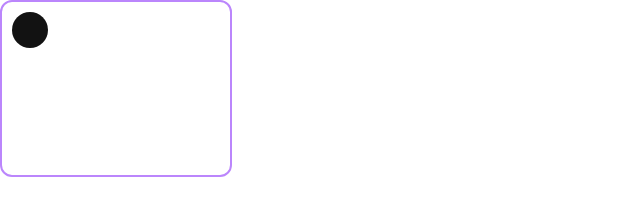
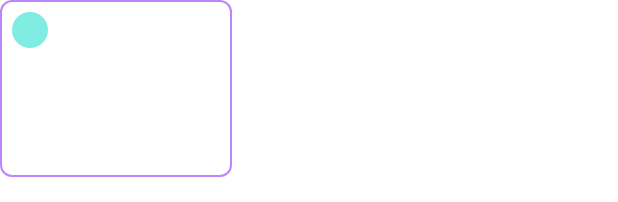
Before and after one commit to nightmarepwf/hackacton2021, an Android app built with Jetpack Compose: the @Preview function ItemEventPreview, on a phone screen of 412 x 824 dp. Shown: the top 202 px of the screen. Run offline under Robolectric (Android 15) with nearby library versions, the phone set to English and light mode, and no system bars.

Commit message:
ref AppCheckBox.kt

```diff
--- a/android/app/src/main/kotlin/com/qavan/app/compose/checkbox/AppCheckBox.kt
+++ b/android/app/src/main/kotlin/com/qavan/app/compose/checkbox/AppCheckBox.kt
@@ -19,6 +19,7 @@ import androidx.compose.ui.tooling.preview.Preview
 import androidx.compose.ui.unit.dp
 import com.qavan.app.R
 import com.qavan.app.compose.AppTheme
+import com.qavan.app.extensions.compose.alpha50
 import com.qavan.app.extensions.compose.disabled
 
 @Composable
@@ -27,8 +28,8 @@ fun AppCheckBox(
     checked: Boolean,
     enabled: Boolean = true,
     shape: Shape = RoundedCornerShape(50),
-    backgroundColor: Color = MaterialTheme.colors.primary,
-    indicatorColor: Color = MaterialTheme.colors.surface,
+    backgroundColor: Color = MaterialTheme.colors.secondary.alpha50,
+    indicatorColor: Color = MaterialTheme.colors.primary,
     @DrawableRes iconRes: Int = R.drawable.ic_checked,
     onCheckedChange: ((Boolean) -> Unit)? = null,
 ) {
@@ -44,8 +45,8 @@ fun AppCheckBox(
                         else -> backgroundColor.disabled
                     }
                     else -> when(enabled) {
-                        true -> indicatorColor
-                        else -> indicatorColor.disabled
+                        true -> backgroundColor
+                        else -> backgroundColor.disabled
                     }
                 }
             )
```
